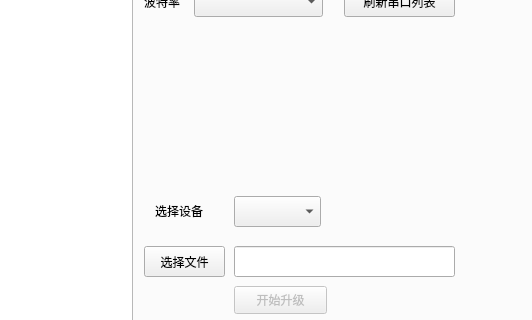
getBossMuchMoney/pyqt_serialTool, file ser_prj/untitled.ui: the form before one commit; both pictures show x 708 to 1240 and y 130 to 450 of the 1240 by 850 pixel window.
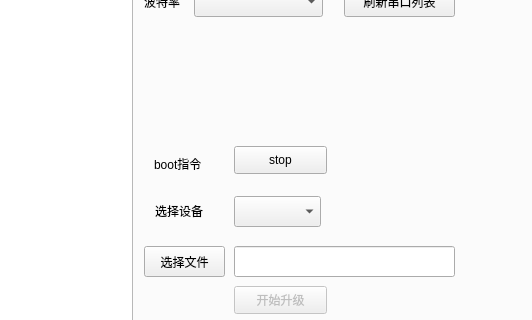
The form after the commit.

What changed in the file:
```diff
--- a/ser_prj/untitled.ui
+++ b/ser_prj/untitled.ui
@@ -486,6 +486,32 @@
        <bool>false</bool>
       </property>
      </widget>
+     <widget class="QPushButton" name="BOOT_BUTTON">
+      <property name="geometry">
+       <rect>
+        <x>940</x>
+        <y>250</y>
+        <width>93</width>
+        <height>28</height>
+       </rect>
+      </property>
+      <property name="text">
+       <string>stop</string>
+      </property>
+     </widget>
+     <widget class="QLabel" name="label_13">
+      <property name="geometry">
+       <rect>
+        <x>860</x>
+        <y>260</y>
+        <width>61</width>
+        <height>16</height>
+       </rect>
+      </property>
+      <property name="text">
+       <string>boot指令</string>
+      </property>
+     </widget>
     </widget>
     <widget class="QWidget" name="tab_2">
      <attribute name="title">
```
Left out of the diff: 3 changed lines with no effect on the pictures.
